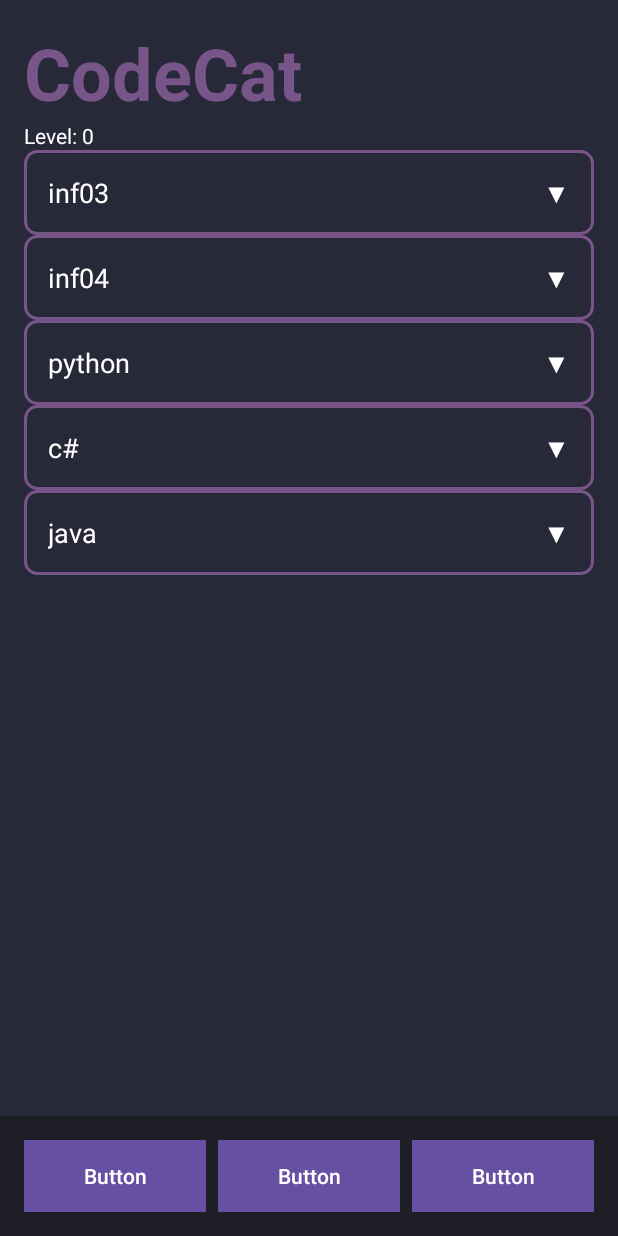
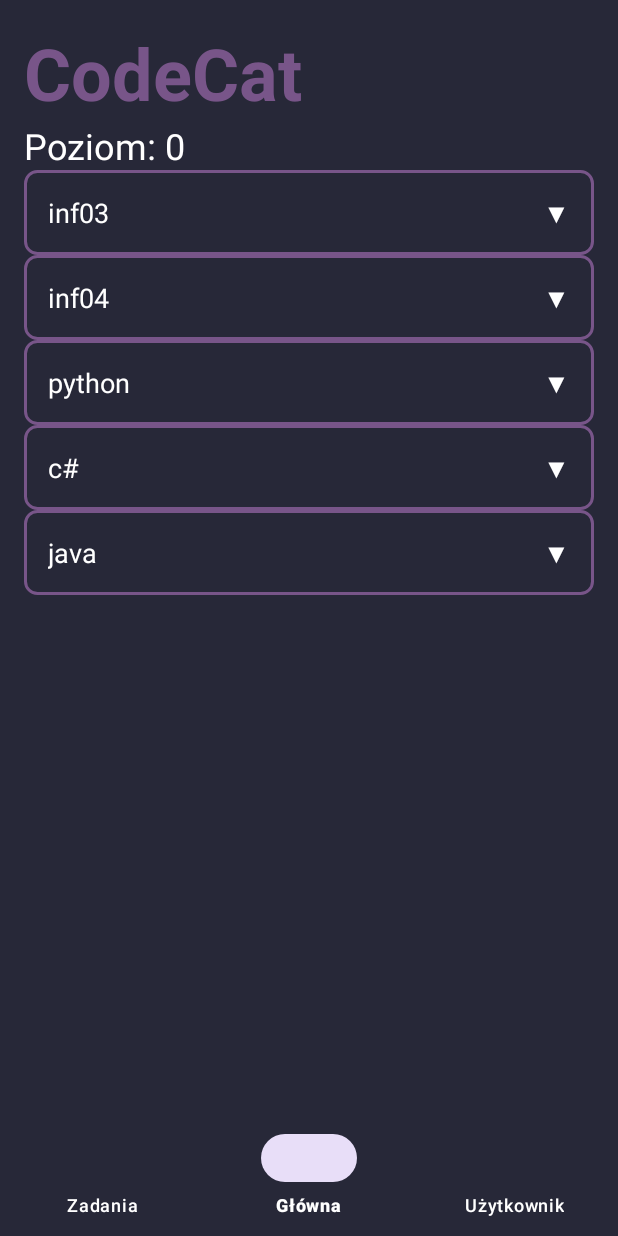
Before and after one commit to Mario776612/ProjektUnKasa, an Android app: the screen it shows after launch (MainActivity), on a phone screen of 412 x 824 dp. Run offline under Robolectric (Android 15) with nearby library versions, the phone set to English and light mode, and no system bars.

Commit message:
Dodatkowe menu i ogolnie jakies zmiany

```diff
--- a/app/src/main/assets/user_data.json
+++ b/app/src/main/assets/user_data.json
@@ -1 +1 @@
-{"level": 0,"points": 0, "lessons":[false,false,false,false,false,false,false,false,false,false,false,false,false,false,false,false,false,false,false,false,false,false,false,false,false,false,false]}
+{"level": 0, "points": 0, "lessons":[false,false,false,false,false,false,false,false,false,false,false,false,false,false,false,false,false,false,false,false,false,false,false,false,false,false,false]}
--- a/app/src/main/java/com/example/myapplication/FinishedActivity.java
+++ b/app/src/main/java/com/example/myapplication/FinishedActivity.java
@@ -45,7 +45,6 @@ public class FinishedActivity extends AppCompatActivity {
                 startActivity(intent);
                 finish();
             } else {
-                // Jeśli już pokazano daily strike dzisiaj, wróć od razu do MainActivity
                 Intent intent = new Intent(FinishedActivity.this, MainActivity.class);
                 intent.putExtra("finished", index);
                 intent.addFlags(Intent.FLAG_ACTIVITY_CLEAR_TOP | Intent.FLAG_ACTIVITY_NEW_TASK);
--- a/app/src/main/java/com/example/myapplication/MainActivity.java
+++ b/app/src/main/java/com/example/myapplication/MainActivity.java
@@ -9,6 +9,9 @@ import android.util.Log;
 import android.widget.TextView;
 
 import androidx.appcompat.app.AppCompatActivity;
+import androidx.fragment.app.Fragment;
+
+import com.google.android.material.bottomnavigation.BottomNavigationView;
 
 import org.json.JSONArray;
 import org.json.JSONException;
@@ -20,114 +23,39 @@ import java.util.List;
 
 public class MainActivity extends AppCompatActivity {
 
-
     @Override
     protected void onCreate(Bundle savedInstanceState) {
         super.onCreate(savedInstanceState);
         setContentView(R.layout.activity_main);
-        DatabaseHelper.init(this);
-        initJSON();
 
-        TextView LevelDisplay = findViewById(R.id.textView3);
-        int XpPoints = getResources().getInteger(R.integer.XpPoints);
-        try {
-            LevelDisplay.setText("Level: " + JSONManager.root(this).getInt("level"));
-        } catch (JSONException e) {
-            Log.e("MainActivity -> onCreate", e.toString());
-        }
+        loadFragment(new MainFragment());
 
-        Globals.mainContainer = findViewById(R.id.mainContainer);
-        Globals.mainInflater = getLayoutInflater();
 
-        Intent previousLessonIntent = getIntent();
-        int lessonFinished = previousLessonIntent.getIntExtra("finished", -1);
-        if(lessonFinished >= 0)
-            finishLesson(lessonFinished);
+        BottomNavigationView bottomNav = findViewById(R.id.bottom_navigation);
+        bottomNav.setSelectedItemId(R.id.nav_main);
+        bottomNav.setOnItemSelectedListener(item -> {
+            Fragment selected = null;
+            int itemId = item.getItemId();
 
-        Lesson[] inf03 = new Lesson[] {
-                new INFLesson(this, "Losowe pytania", -2, "inf03"),
-        };
+            if (itemId == R.id.nav_main) {
+                selected = new MainFragment();
+            } else if (itemId == R.id.nav_tasks) {
+                selected = new TasksFragment();
+            } else if (itemId == R.id.nav_user) {
+                selected = new UserFragment();
+            }
 
-        Expandable inf03_expandable = new Expandable("inf03", inf03);
-        inf03_expandable.createExpandable();
-
-        Lesson[] inf04 = new Lesson[] {
-                new INFLesson(this, "Losowe pytania", -1, "inf04"),
-        };
-
-        Expandable inf04_expandable = new Expandable("inf04", inf04);
-        inf04_expandable.createExpandable();
-
-        String query = "SELECT DISTINCT jezyk FROM 'lessons'";
-        Cursor cursor = DatabaseHelper.getData(query, DatabaseHelper.DB_NAME_2);
-        if(cursor.moveToFirst()) {
-            do {
-                List<Lesson> lessons = new ArrayList<Lesson>();
-                String jezyk = cursor.getString(0);
-
-                String query2 = "SELECT numer FROM 'lessons' WHERE jezyk == '" + jezyk + "'";
-                Cursor cursor2 = DatabaseHelper.getData(query2, DatabaseHelper.DB_NAME_2);
-                int i = 1;
-                if(cursor2.moveToFirst()) {
-                    do {
-                        int numer = cursor2.getInt(0);
-                        String jezykCountQuery = "SELECT COUNT(lesson_id) FROM 'questions' WHERE lesson_id == "+numer;
-                        Cursor jezykCountCursor = DatabaseHelper.getData(jezykCountQuery, DatabaseHelper.DB_NAME_2);
-                        int count = 0;
-                        if(jezykCountCursor.moveToFirst())
-                        {
-                            count = jezykCountCursor.getInt(0);
-                        }
-                        QuizLesson lesson = new QuizLesson(this, Integer.toString(i++), numer, count);
-                        if(isCompleted(numer))
-                            lesson.complete();
-                        lessons.add(lesson);
-                    } while (cursor2.moveToNext());
-                }
-
-                cursor2.close();
-                Expandable expandable = new Expandable(jezyk, lessons.toArray(new Lesson[0]));
-                expandable.createExpandable();
-            } while (cursor.moveToNext());
-        }
-        cursor.close();
-
+            if (selected != null)
+                loadFragment(selected);
+            return true;
+        });
     }
 
-    private void initJSON() {
-        String countQuery = "SELECT COUNT(*) FROM 'lessons'";
-        Cursor c = DatabaseHelper.getData(countQuery, DatabaseHelper.DB_NAME_2);
-        int lessonCounter = 0;
-        if(c.moveToFirst())
-        {
-            lessonCounter = c.getInt(0);
-        }
-
-        if(!JSONManager.isInit(this))
-            JSONManager.init(this, lessonCounter);
-    }
-
-    private boolean isCompleted(int index) {
-        JSONArray lessons = JSONManager.array(this, "lessons");
-        try {
-            return lessons.getBoolean(index-1);
-        } catch (JSONException e) {
-            Log.e("MainActivity -> isCompleted", e.toString());
-            return false;
-        }
-
-    }
-    private void finishLesson(int index)
-    {
-        JSONObject root = JSONManager.root(this);
-        try {
-            JSONArray lessons = root.getJSONArray("lessons");
-            lessons.put( index-1,true);
-
-            JSONManager.save(this, root);
-        } catch (JSONException e) {
-            Log.e("MainActivity -> finishLesson", e.toString());
-        }
+    private void loadFragment(Fragment fragment) {
+        getSupportFragmentManager()
+                .beginTransaction()
+                .replace(R.id.fragment_container, fragment)
+                .commit();
     }
 
 }
--- /dev/null
+++ b/app/src/main/java/com/example/myapplication/MainFragment.java
@@ -0,0 +1,124 @@
+package com.example.myapplication;
+
+import android.content.Context;
+import android.database.Cursor;
+import android.os.Bundle;
+import android.util.Log;
+import android.view.LayoutInflater;
+import android.view.View;
+import android.view.ViewGroup;
+import android.widget.TextView;
+
+import androidx.fragment.app.Fragment;
+
+import org.json.JSONArray;
+import org.json.JSONException;
+import org.json.JSONObject;
+
+import java.util.ArrayList;
+import java.util.List;
+
+public class MainFragment extends Fragment {
+    private Context context;
+
+    @Override
+    public View onCreateView(LayoutInflater inflater, ViewGroup container,
+                             Bundle savedInstanceState) {
+        View view = inflater.inflate(R.layout.fragment_main, container, false);
+        context = getContext();
+
+        DatabaseHelper.init(context);
+        initJSON();
+
+        TextView LevelDisplay = view.findViewById(R.id.textView3);
+        try {
+            LevelDisplay.setText("Poziom: " + JSONManager.root(context).getInt("level"));
+        } catch (JSONException e) {
+            Log.e("HomeFragment", e.toString());
+        }
+
+        Globals.mainContainer = view.findViewById(R.id.mainContainer);
+        Globals.mainInflater = getLayoutInflater();
+
+        int lessonFinished = requireActivity().getIntent().getIntExtra("finished", -1);
+        if(lessonFinished >= 0)
+            finishLesson(lessonFinished);
+
+        createLessons();
+
+        return view;
+    }
+
+    private void createLessons() {
+        Lesson[] inf03 = new Lesson[] {
+                new INFLesson(context, "Losowe pytania", -2, "inf03"),
+        };
+        new Expandable("inf03", inf03).createExpandable();
+
+        Lesson[] inf04 = new Lesson[] {
+                new INFLesson(context, "Losowe pytania", -1, "inf04"),
+        };
+        new Expandable("inf04", inf04).createExpandable();
+
+        String query = "SELECT DISTINCT jezyk FROM 'lessons'";
+        Cursor cursor = DatabaseHelper.getData(query, DatabaseHelper.DB_NAME_2);
+        if(cursor.moveToFirst()) {
+            do {
+                List<Lesson> lessons = new ArrayList<>();
+                String jezyk = cursor.getString(0);
+
+                String query2 = "SELECT numer FROM 'lessons' WHERE jezyk == '" + jezyk + "'";
+                Cursor cursor2 = DatabaseHelper.getData(query2, DatabaseHelper.DB_NAME_2);
+                int i = 1;
+                if(cursor2.moveToFirst()) {
+                    do {
+                        int numer = cursor2.getInt(0);
+                        String jezykCountQuery = "SELECT COUNT(lesson_id) FROM 'questions' WHERE lesson_id == "+numer;
+                        Cursor jezykCountCursor = DatabaseHelper.getData(jezykCountQuery, DatabaseHelper.DB_NAME_2);
+                        int count = jezykCountCursor.moveToFirst() ? jezykCountCursor.getInt(0) : 0;
+                        jezykCountCursor.close();
+
+                        QuizLesson lesson = new QuizLesson(context, Integer.toString(i++), numer, count);
+                        if(isCompleted(numer)) lesson.complete();
+                        lessons.add(lesson);
+                    } while (cursor2.moveToNext());
+                }
+                cursor2.close();
+
+                new Expandable(jezyk, lessons.toArray(new Lesson[0])).createExpandable();
+            } while (cursor.moveToNext());
+        }
+        cursor.close();
+    }
+
+    private void initJSON() {
+        String countQuery = "SELECT COUNT(*) FROM 'lessons'";
+        Cursor c = DatabaseHelper.getData(countQuery, DatabaseHelper.DB_NAME_2);
+        int lessonCounter = c.moveToFirst() ? c.getInt(0) : 0;
+        c.close();
+
+        if(!JSONManager.isInit(context))
+            JSONManager.init(context, lessonCounter);
+    }
+
+    private boolean isCompleted(int index) {
+        try {
+            JSONArray lessons = JSONManager.array(context, "lessons");
+            return lessons.getBoolean(index - 1);
+        } catch (JSONException e) {
+            Log.e("HomeFragment -> isCompleted", e.toString());
+            return false;
+        }
+    }
+
+    private void finishLesson(int index) {
+        try {
+            JSONObject root = JSONManager.root(context);
+            JSONArray lessons = root.getJSONArray("lessons");
+            lessons.put(index - 1, true);
+            JSONManager.save(context, root);
+        } catch (JSONException e) {
+            Log.e("HomeFragment -> finishLesson", e.toString());
+        }
+    }
+}
--- a/app/src/main/res/layout/activity_main.xml
+++ b/app/src/main/res/layout/activity_main.xml
@@ -1,76 +1,21 @@
-<RelativeLayout xmlns:android="http://schemas.android.com/apk/res/android"
-    xmlns:tools="http://schemas.android.com/tools"
+<LinearLayout xmlns:android="http://schemas.android.com/apk/res/android"
+    xmlns:app="http://schemas.android.com/apk/res-auto"
+    android:orientation="vertical"
     android:layout_width="match_parent"
-    android:layout_height="match_parent"
-    android:background="#272838">
+    android:layout_height="match_parent">
 
-    <ScrollView
-        android:id="@+id/scrollView"
+    <FrameLayout
+        android:id="@+id/fragment_container"
         android:layout_width="match_parent"
-        android:layout_height="match_parent"
-        android:layout_above="@+id/bottomButtons"
-        android:background="#272838">
+        android:layout_height="0dp"
+        android:layout_weight="1" />
 
-        <LinearLayout
-            android:id="@+id/mainContainer"
-            android:layout_width="match_parent"
-            android:layout_height="wrap_content"
-            android:orientation="vertical"
-            android:padding="16dp">
-
-            <TextView
-                android:id="@+id/MainText"
-                android:layout_width="wrap_content"
-                android:layout_height="wrap_content"
-                android:text="CodeCat"
-                android:textColor="#785589"
-                android:textSize="48sp"
-                android:textStyle="bold" />
-
-            <TextView
-                android:id="@+id/textView3"
-                android:layout_width="160dp"
-                android:layout_height="wrap_content"
-                android:text="Level: 0"
-                android:textColor="@android:color/white" />
-
-        </LinearLayout>
-    </ScrollView>
-
-    <LinearLayout
-        android:id="@+id/bottomButtons"
+    <com.google.android.material.bottomnavigation.BottomNavigationView
+        android:id="@+id/bottom_navigation"
         android:layout_width="match_parent"
         android:layout_height="wrap_content"
-        android:layout_alignParentBottom="true"
-        android:orientation="horizontal"
-        android:padding="16dp"
-        android:background="#1e1f26">
-
-        <Button
-            android:id="@+id/button7"
-            android:layout_width="0dp"
-            android:layout_height="wrap_content"
-            android:layout_weight="1"
-            android:background="#775489"
-            android:text="Button" />
-
-        <Button
-            android:id="@+id/button8"
-            android:layout_width="0dp"
-            android:layout_height="wrap_content"
-            android:layout_weight="1"
-            android:background="#785589"
-            android:layout_marginStart="8dp"
-            android:text="Button" />
-
-        <Button
-            android:id="@+id/button9"
-            android:layout_width="0dp"
-            android:layout_height="wrap_content"
-            android:layout_weight="1"
-            android:background="#785589"
-            android:layout_marginStart="8dp"
-            android:text="Button" />
-    </LinearLayout>
-
-</RelativeLayout>
+        android:background="#272838"
+        app:labelVisibilityMode="labeled"
+        app:itemTextColor="@color/white"
+        app:menu="@menu/menu" />
+</LinearLayout>
--- /dev/null
+++ b/app/src/main/res/layout/fragment_main.xml
@@ -0,0 +1,40 @@
+<RelativeLayout xmlns:android="http://schemas.android.com/apk/res/android"
+    xmlns:tools="http://schemas.android.com/tools"
+    android:layout_width="match_parent"
+    android:layout_height="match_parent"
+    android:background="#272838">
+
+    <ScrollView
+        android:id="@+id/scrollView"
+        android:layout_width="match_parent"
+        android:layout_height="match_parent"
+        android:background="#272838">
+
+        <LinearLayout
+            android:id="@+id/mainContainer"
+            android:layout_width="match_parent"
+            android:layout_height="wrap_content"
+            android:orientation="vertical"
+            android:padding="16dp">
+
+            <TextView
+                android:id="@+id/MainText"
+                android:layout_width="wrap_content"
+                android:layout_height="wrap_content"
+                android:text="CodeCat"
+                android:textColor="#785589"
+                android:textSize="48sp"
+                android:textStyle="bold" />
+
+            <TextView
+                android:id="@+id/textView3"
+                android:layout_width="160dp"
+                android:layout_height="wrap_content"
+                android:text="Poziom: 0"
+                android:textColor="@android:color/white"
+                android:textSize="24sp" />
+
+        </LinearLayout>
+    </ScrollView>
+
+</RelativeLayout>
--- a/app/src/main/res/layout/item_row.xml
+++ b/app/src/main/res/layout/item_row.xml
@@ -9,7 +9,7 @@
         android:id="@+id/button"
         android:layout_width="wrap_content"
         android:layout_height="wrap_content"
-        android:text="B" />
+        android:text="Rozpocznij" />
 
     <TextView
         android:id="@+id/textView"
--- /dev/null
+++ b/app/src/main/res/menu/menu.xml
@@ -0,0 +1,12 @@
+<?xml version="1.0" encoding="utf-8"?>
+<menu xmlns:android="http://schemas.android.com/apk/res/android">
+    <item
+        android:id="@+id/nav_tasks"
+        android:title="Zadania" />
+    <item
+        android:id="@+id/nav_main"
+        android:title="Główna" />
+    <item
+        android:id="@+id/nav_user"
+        android:title="Użytkownik" />
+</menu>
--- a/app/src/main/res/values/colors.xml
+++ b/app/src/main/res/values/colors.xml
@@ -5,4 +5,5 @@
     <color name="red">#FF941540</color>
     <color name="green">#FF007300</color>
     <color name="light_gray">#FFF5F5F5</color>
+    <color name="menu_bg"></color>
 </resources>
```
Also changed, not shown: app/src/main/java/com/example/myapplication/DailyStrikeActivity.java (+6 -2 lines), app/src/main/java/com/example/myapplication/MainActivity4.java (+16 -0 lines), app/src/main/java/com/example/myapplication/TasksFragment.java (added, +22 -0 lines), app/src/main/java/com/example/myapplication/UserFragment.java (added, +52 -0 lines), app/src/main/res/layout/activity_daily_strike.xml (+16 -8 lines), app/src/main/res/layout/fragment_tasks.xml (added, +40 -0 lines), app/src/main/res/layout/fragment_user.xml (added, +63 -0 lines).
